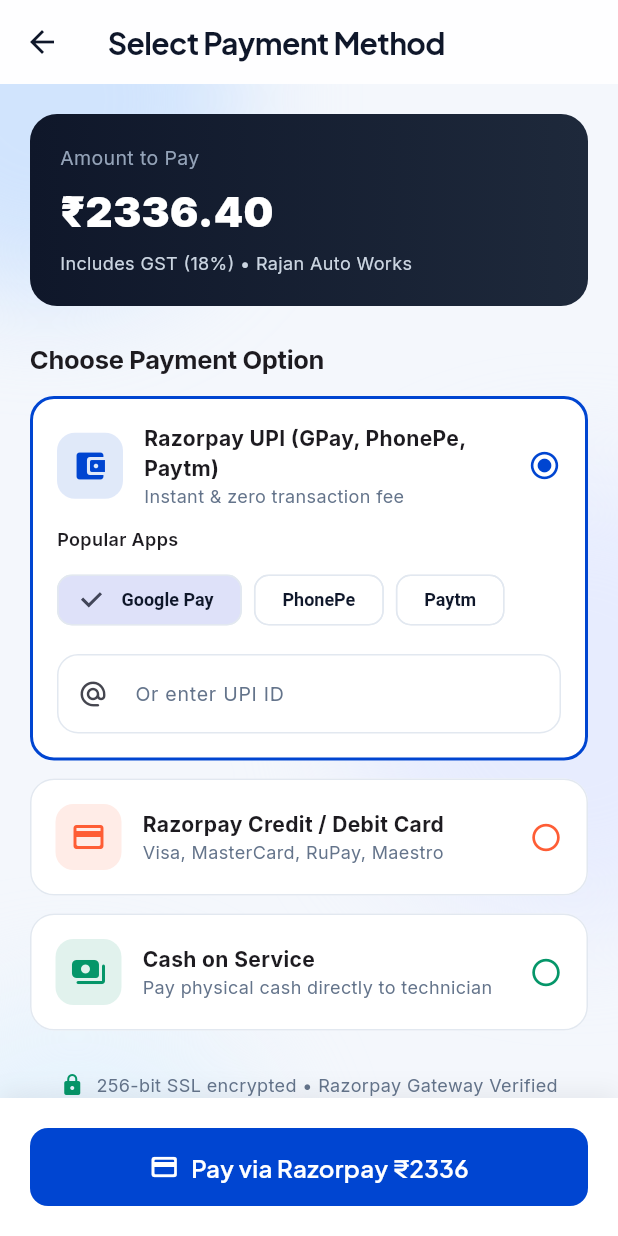
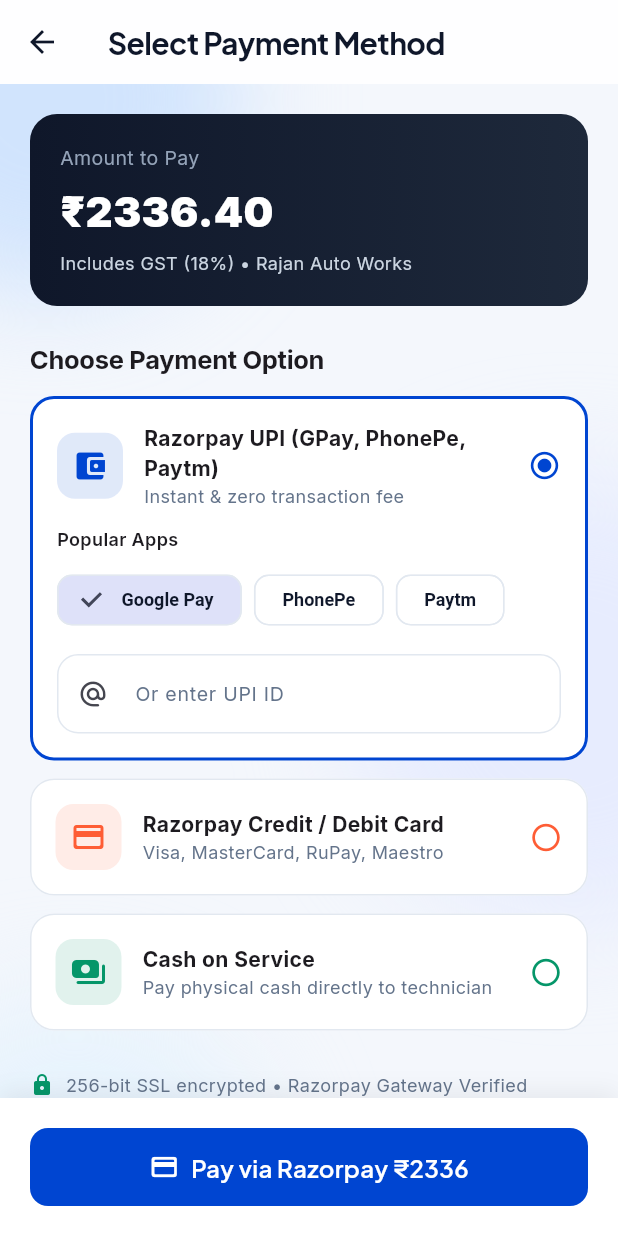
Before and after one commit to aswinmurugesan06/RoadRescuer, a Flutter app: the PaymentScreen screen opened by its route, on a phone screen of 412 x 824 dp. Run offline on Flutter 3.47's test engine with Material 3 defaults, Android fonts, the phone set to English and light mode, and no system bars; our stand-ins replace cloud_firestore, firebase_auth, firebase_core, geolocator, google_fonts, google_sign_in and 2 more; missing offline and left inert: maplibre_gl; accounts and stored records are empty.

Commit message:
Fix payment and provider availability overflows

```diff
--- a/mobile/lib/features/payment/screens/payment_screen.dart
+++ b/mobile/lib/features/payment/screens/payment_screen.dart
@@ -140,7 +140,12 @@ class _PaymentScreenState extends State<PaymentScreen> {
             children: [
               Expanded(
                 child: SingleChildScrollView(
-                  padding: const EdgeInsets.all(20),
+                  padding: EdgeInsets.fromLTRB(
+                    20,
+                    20,
+                    20,
+                    20 + MediaQuery.of(context).viewInsets.bottom,
+                  ),
                   child: Column(
                     crossAxisAlignment: CrossAxisAlignment.start,
                     children: [
@@ -176,6 +181,8 @@ class _PaymentScreenState extends State<PaymentScreen> {
                           const SizedBox(height: 6),
                           Text(
                             'Includes GST (18%) • ${bill.providerName}',
+                            maxLines: 2,
+                            overflow: TextOverflow.ellipsis,
                             style: const TextStyle(
                               fontSize: 12,
                               color: Color(0xFFCBD5E1),
@@ -241,18 +248,17 @@ class _PaymentScreenState extends State<PaymentScreen> {
                             ),
                           ),
                           const SizedBox(height: 8),
-                          Row(
+                          Wrap(
+                            spacing: 8,
+                            runSpacing: 8,
                             children: ['Google Pay', 'PhonePe', 'Paytm']
                                 .map((app) {
                               final isAppSelected = _selectedUpiApp == app;
-                              return Padding(
-                                padding: const EdgeInsets.only(right: 8),
-                                child: ChoiceChip(
-                                  label: Text(app),
-                                  selected: isAppSelected,
-                                  onSelected: (_) =>
-                                      setState(() => _selectedUpiApp = app),
-                                ),
+                              return ChoiceChip(
+                                label: Text(app),
+                                selected: isAppSelected,
+                                onSelected: (_) =>
+                                    setState(() => _selectedUpiApp = app),
                               );
                             }).toList(),
                           ),
@@ -299,14 +305,17 @@ class _PaymentScreenState extends State<PaymentScreen> {
                     const SizedBox(height: 28),
 
                     // Security assurance
-                    const Row(
-                      mainAxisAlignment: MainAxisAlignment.center,
+                    const Wrap(
+                      alignment: WrapAlignment.center,
+                      crossAxisAlignment: WrapCrossAlignment.center,
+                      spacing: 8,
+                      runSpacing: 4,
                       children: [
                         Icon(Icons.lock_rounded,
                             size: 16, color: AppColors.success),
-                        SizedBox(width: 8),
                         Text(
                           '256-bit SSL encrypted • Razorpay Gateway Verified',
+                          textAlign: TextAlign.center,
                           style: TextStyle(
                             fontSize: 12,
                             color: AppColors.textSecondaryLight,
@@ -387,6 +396,8 @@ class _PaymentScreenState extends State<PaymentScreen> {
                   children: [
                     Text(
                       title,
+                      maxLines: 2,
+                      overflow: TextOverflow.ellipsis,
                       style: const TextStyle(
                         fontSize: 14,
                         fontWeight: FontWeight.w700,
@@ -394,6 +405,8 @@ class _PaymentScreenState extends State<PaymentScreen> {
                     ),
                     Text(
                       subtitle,
+                      maxLines: 2,
+                      overflow: TextOverflow.ellipsis,
                       style: TextStyle(
                         fontSize: 12,
                         color: isDark
```
Also changed, not shown: mobile/lib/features/provider/screens/provider_availability_screen.dart (+44 -10 lines), 1 other file.
